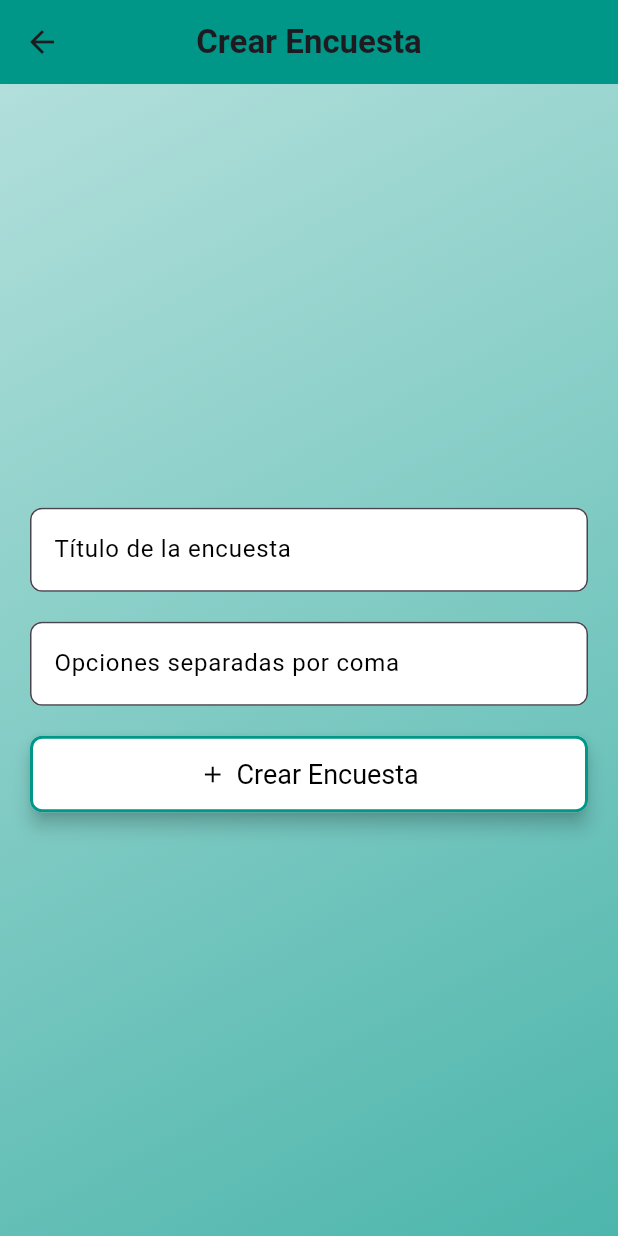
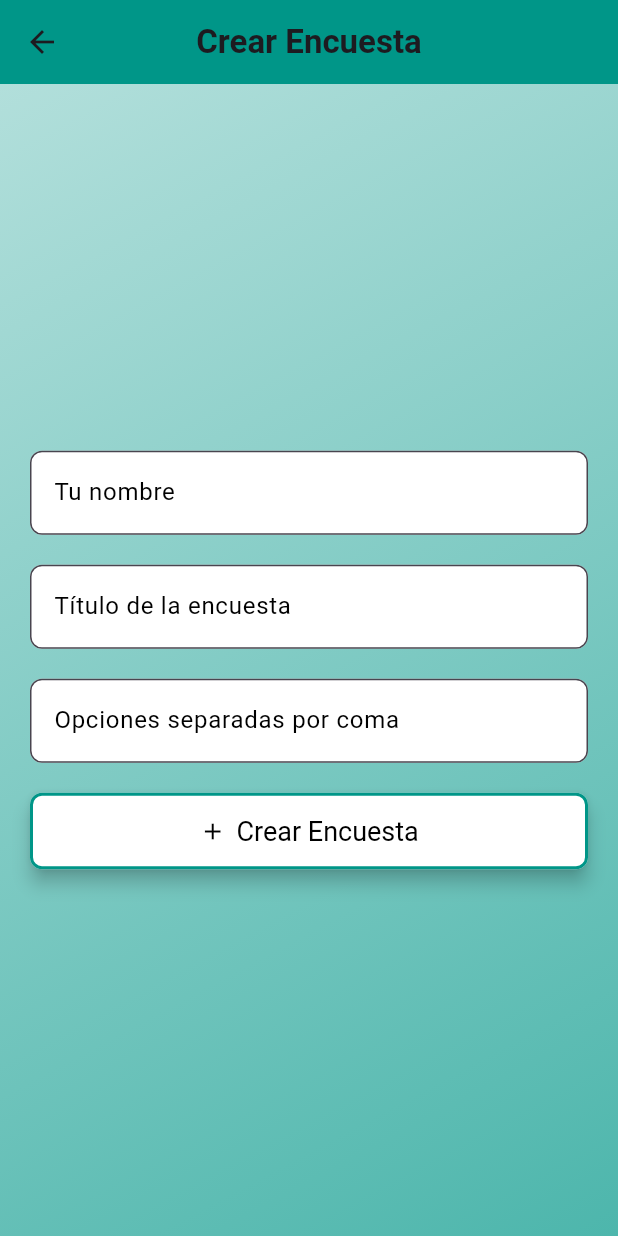
Before and after one commit to Jotaoesee/opinion_rapida, a Flutter app: the screen it shows after launch, after a tap on "Crear Encuesta", on a phone screen of 412 x 824 dp. Run offline on Flutter 3.47's test engine with Material 3 defaults, Android fonts, the phone set to English and light mode, and no system bars; our stand-ins replace cloud_firestore, firebase_core; accounts and stored records are empty.

Commit message:
añado para que se pueda ver las encuestas que hay. Añado cajones con cada encuesta, dentro de ella muestra quien la ha creado y la pregunta

```diff
--- a/lib/main.dart
+++ b/lib/main.dart
@@ -1,6 +1,6 @@
 import 'package:flutter/material.dart';
 import 'package:firebase_core/firebase_core.dart';
-import 'package:opinion_rapida/pantallas/inicio_encuestas.dart';
+import 'package:opinion_rapida/pantallas/inicio_encuesta.dart';
 import 'firebase_options.dart';
 
 void main() async {
--- a/lib/pantallas/crear_encuesta.dart
+++ b/lib/pantallas/crear_encuesta.dart
@@ -5,34 +5,48 @@ class CrearEncuesta extends StatefulWidget {
   const CrearEncuesta({super.key});
 
   @override
-  // ignore: library_private_types_in_public_api
   _CrearEncuestaState createState() => _CrearEncuestaState();
 }
 
 class _CrearEncuestaState extends State<CrearEncuesta> {
+  final TextEditingController _nombreController = TextEditingController();
   final TextEditingController _tituloController = TextEditingController();
   final TextEditingController _opcionesController = TextEditingController();
 
   void _crearEncuesta() async {
+    final nombre = _nombreController.text;
     final titulo = _tituloController.text;
     final opciones = _opcionesController.text
         .split(',')
         .map((opcion) => opcion.trim())
+        .where((opcion) => opcion.isNotEmpty)
         .toList();
 
-    if (titulo.isNotEmpty && opciones.isNotEmpty) {
-      await FirebaseFirestore.instance.collection('encuestas').add({
-        'titulo': titulo,
-        'opciones': opciones,
-        'votos': {for (var opcion in opciones) opcion: 0},
-      });
+    if (nombre.isEmpty || titulo.isEmpty) {
+      ScaffoldMessenger.of(context).showSnackBar(
+        const SnackBar(content: Text('Por favor, completa todos los campos.')),
+      );
+      return;
+    }
 
-      // ignore: use_build_context_synchronously
+    if (opciones.length != 4) {
+      ScaffoldMessenger.of(context).showSnackBar(
+        const SnackBar(
+          content: Text('Por favor, proporciona exactamente 4 opciones.'),
+        ),
+      );
+      return;
+    }
+
+    await FirebaseFirestore.instance.collection('encuestas').add({
+      'creador': nombre,
+      'titulo': titulo,
+      'opciones': opciones,
+      'votos': {for (var opcion in opciones) opcion: 0},
+    });
+
+    if (context.mounted) {
       Navigator.pop(context); // Regresar al listado de encuestas
-    } else {
-      // Mostrar un error si los campos están vacíos
-      ScaffoldMessenger.of(context).showSnackBar(SnackBar(
-          content: Text('Por favor, ingresa un título y opciones válidas')));
     }
   }
 
@@ -65,6 +79,20 @@ class _CrearEncuestaState extends State<CrearEncuesta> {
               mainAxisAlignment: MainAxisAlignment.center,
               crossAxisAlignment: CrossAxisAlignment.stretch,
               children: [
+                // Campo de texto para el nombre del creador
+                TextField(
+                  controller: _nombreController,
+                  decoration: const InputDecoration(
+                    labelText: 'Tu nombre',
+                    labelStyle: TextStyle(color: Colors.black),
+                    filled: true,
+                    fillColor: Colors.white,
+                    border: OutlineInputBorder(
+                      borderRadius: BorderRadius.all(Radius.circular(8.0)),
+                    ),
+                  ),
+                ),
+                const SizedBox(height: 20),
                 // Campo de texto para el título de la encuesta
                 TextField(
                   controller: _tituloController,
--- a/lib/pantallas/inicio_encuestas.dart
+++ b/lib/pantallas/inicio_encuesta.dart
@@ -1,6 +1,6 @@
 import 'package:flutter/material.dart';
 import 'package:opinion_rapida/pantallas/crear_encuesta.dart';
-import 'package:opinion_rapida/pantallas/pantalla_votacion.dart';
+import 'package:opinion_rapida/pantallas/lista_encuesta.dart';
 
 class InicioEncuesta extends StatelessWidget {
   const InicioEncuesta({super.key});
@@ -54,17 +54,17 @@ class InicioEncuesta extends StatelessWidget {
                     Navigator.push(
                       context,
                       MaterialPageRoute(
-                        builder: (context) => CrearEncuesta(),
+                        builder: (context) => const CrearEncuesta(),
                       ),
                     );
                   },
                 ),
                 const SizedBox(height: 20),
-                // Botón para ir a votación
+
+                // Botón para ver listado de encuestas
                 ElevatedButton.icon(
-                  icon:
-                      const Icon(Icons.ballot), // Ícono de "votación" (balota)
-                  label: const Text('Ir a Votación'),
+                  icon: const Icon(Icons.list), // Ícono de "lista"
+                  label: const Text('Ver Encuestas'),
                   style: ElevatedButton.styleFrom(
                     backgroundColor: const Color.fromARGB(255, 255, 255, 255),
                     padding: const EdgeInsets.symmetric(vertical: 15.0),
@@ -75,16 +75,13 @@ class InicioEncuesta extends StatelessWidget {
                           color: Colors.teal, width: 2), // Borde
                     ),
                     textStyle: const TextStyle(fontSize: 18),
-                    elevation: 5, // Sombra al botón
+                    elevation: 5,
                   ),
                   onPressed: () {
-                    String encuestaId = 'encuesta_prueba_id_123';
                     Navigator.push(
                       context,
                       MaterialPageRoute(
-                        builder: (context) => PantallaVotacion(
-                          encuestaId: encuestaId,
-                        ),
+                        builder: (context) => const ListaEncuesta(),
                       ),
                     );
                   },
```
Also changed, not shown: lib/pantallas/lista_encuesta.dart (added, +122 -0 lines).
